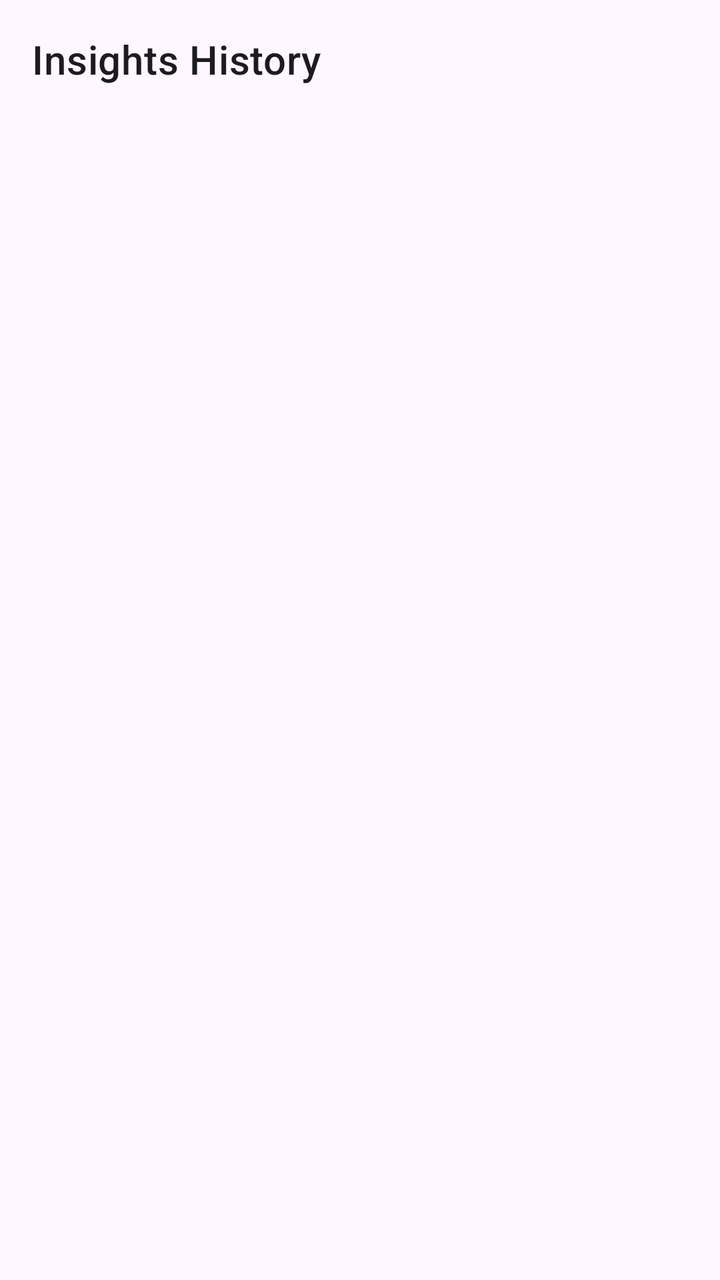
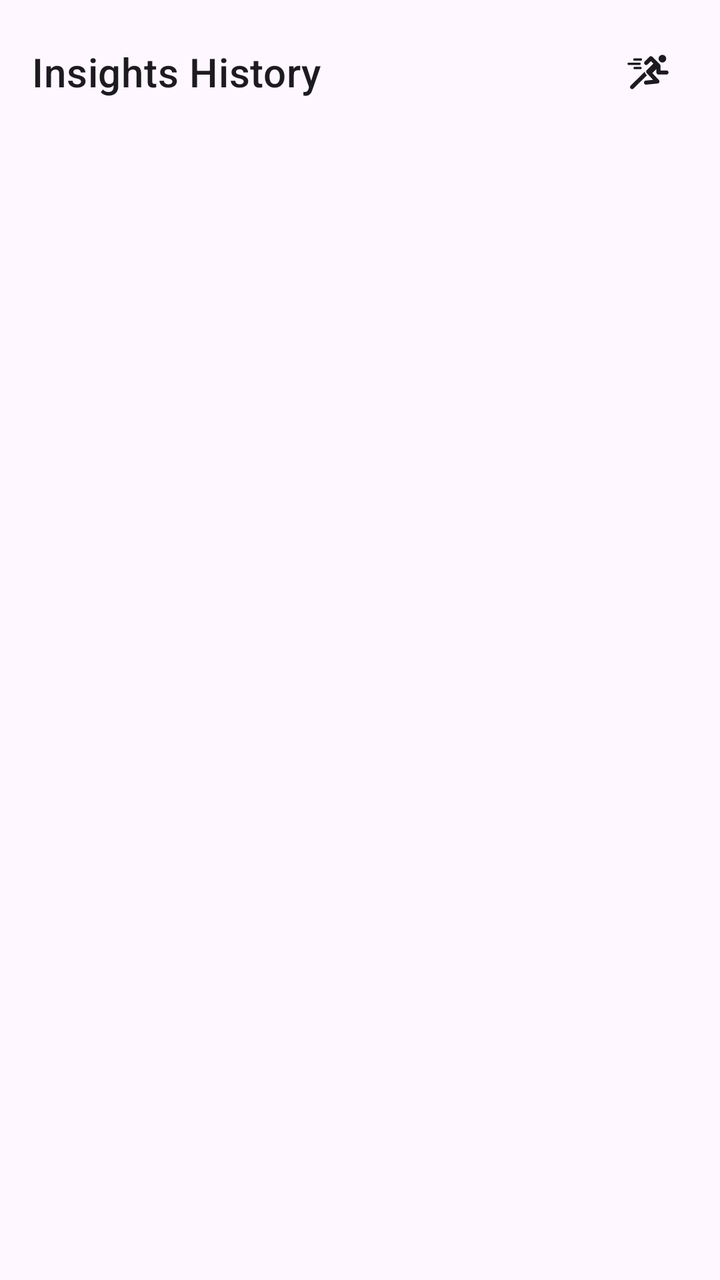

An Android layout rendered at two revisions. The XML below is the earlier revision; the diff shows what the commit changed to produce the second picture.
<!-- AndroidManifest.xml: application theme Theme.NotificationAuditor -->
<!-- res/layout/fragment_insights_dashboard.xml -->
<?xml version="1.0" encoding="utf-8"?>
<LinearLayout
    xmlns:android="http://schemas.android.com/apk/res/android"
    android:layout_width="match_parent"
    android:layout_height="match_parent"
    android:orientation="vertical"
    android:padding="16dp">

    <TextView
        android:layout_width="wrap_content"
        android:layout_height="wrap_content"
        android:text="Insights History"
        android:textAppearance="?attr/textAppearanceHeadline6" />

    <TextView
        android:id="@+id/tv_insights_empty"
        android:layout_width="wrap_content"
        android:layout_height="wrap_content"
        android:text="No insights yet. The analytics engine runs nightly when your device is charging."
        android:textAppearance="?attr/textAppearanceBody2"
        android:layout_marginTop="8dp"
        android:visibility="gone" />

    <androidx.recyclerview.widget.RecyclerView
        android:id="@+id/rv_insights"
        android:layout_width="match_parent"
        android:layout_height="0dp"
        android:layout_weight="1"
        android:layout_marginTop="8dp"
        android:clipToPadding="false"
        android:paddingBottom="16dp" />

</LinearLayout>
<!-- resources referenced by this layout -->
<resources>
  <style name="Theme.NotificationAuditor" parent="Base.Theme.NotificationAuditor" />
  <style name="Base.Theme.NotificationAuditor" parent="Theme.Material3.DayNight.NoActionBar">
          
          
      </style>
</resources>

<!-- the commit's change to res/layout/fragment_insights_dashboard.xml (unified diff, before → after) -->
@@ -6,11 +6,29 @@
     android:orientation="vertical"
     android:padding="16dp">
 
-    <TextView
-        android:layout_width="wrap_content"
+    <LinearLayout
+        android:layout_width="match_parent"
         android:layout_height="wrap_content"
-        android:text="Insights History"
-        android:textAppearance="?attr/textAppearanceHeadline6" />
+        android:orientation="horizontal"
+        android:gravity="center_vertical">
+
+        <TextView
+            android:layout_width="0dp"
+            android:layout_height="wrap_content"
+            android:layout_weight="1"
+            android:text="Insights History"
+            android:textAppearance="?attr/textAppearanceHeadline6" />
+
+        <ImageButton
+            android:id="@+id/ibtn_run_analytics"
+            android:layout_width="wrap_content"
+            android:layout_height="wrap_content"
+            android:src="@drawable/ic_run_analytics"
+            android:background="?attr/selectableItemBackgroundBorderless"
+            android:contentDescription="Run analytics"
+            android:padding="8dp" />
+
+    </LinearLayout>
 
     <TextView
         android:id="@+id/tv_insights_empty"
<!-- resource entries referenced after the edit -->
@@ -1,5 +1,6 @@
 <!-- resources referenced by this layout -->
 <resources>
+  <!-- drawable ic_run_analytics: vector/xml drawable (drawable, 2729 chars, omitted) -->
   <style name="Theme.NotificationAuditor" parent="Base.Theme.NotificationAuditor" />
   <style name="Base.Theme.NotificationAuditor" parent="Theme.Material3.DayNight.NoActionBar">
           
